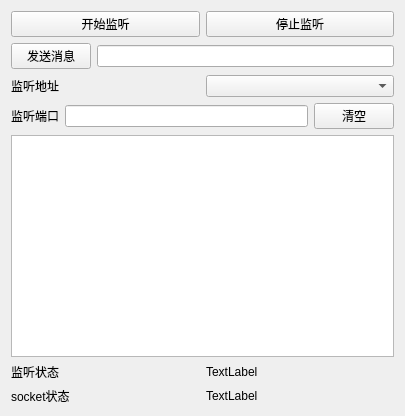
First picture: the form in com/net/netcom.ui, repository muyulong/pi_gateway, before the edit.
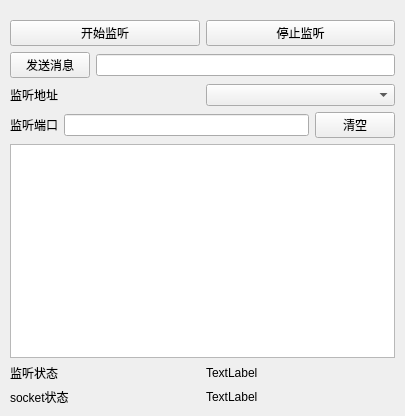
Second picture: the form after the edit.

The edit to the form file:
```diff
--- a/com/net/netcom.ui
+++ b/com/net/netcom.ui
@@ -14,6 +14,18 @@
    <string>Form</string>
   </property>
   <layout class="QVBoxLayout" name="verticalLayout">
+   <property name="leftMargin">
+    <number>10</number>
+   </property>
+   <property name="topMargin">
+    <number>20</number>
+   </property>
+   <property name="rightMargin">
+    <number>10</number>
+   </property>
+   <property name="bottomMargin">
+    <number>10</number>
+   </property>
    <item>
     <layout class="QHBoxLayout" name="horizontalLayout_6">
      <item>
```
